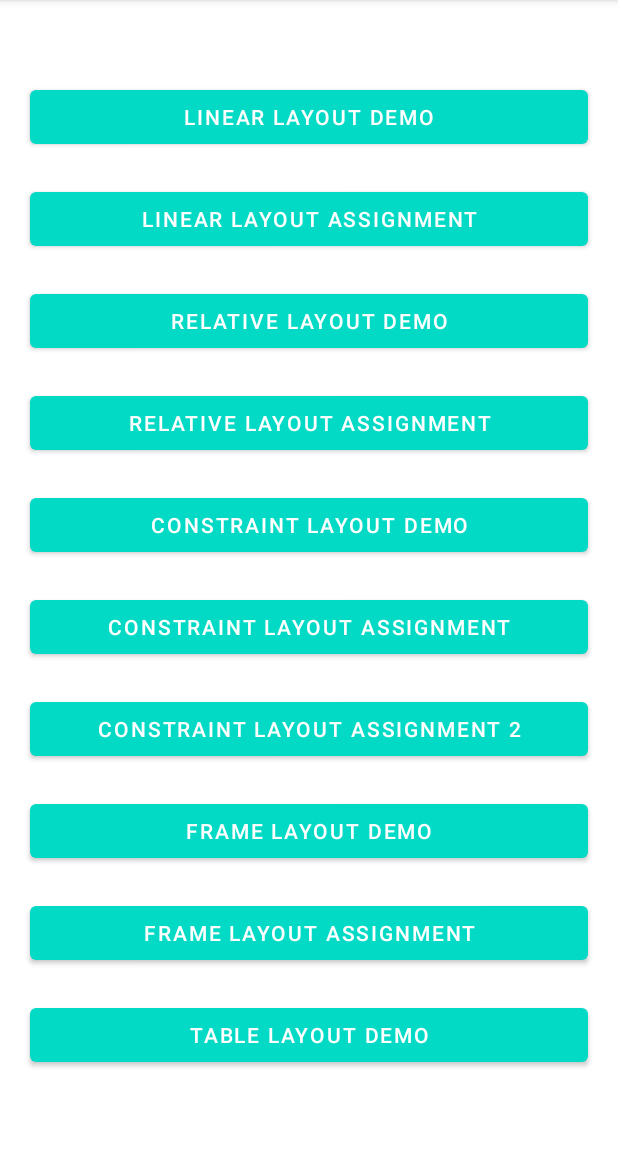
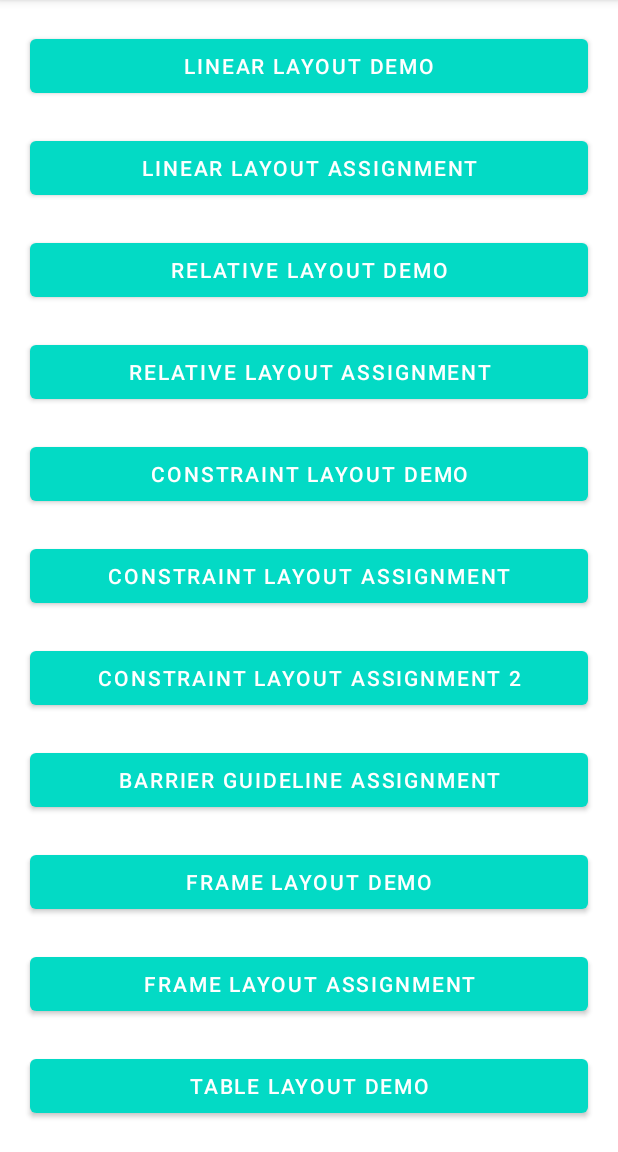
Before and after one commit to Avs-Pavan/AndroidLayoutsDemo, an Android app: the screen it shows after launch (MainActivity), on a phone screen of 412 x 824 dp, the part 84-1236 px from its top. Run offline under Robolectric (Android 15) with nearby library versions, the phone set to English and light mode, and no system bars.

Commit message:
Added barrier and guide line assignment

```diff
--- a/app/src/main/AndroidManifest.xml
+++ b/app/src/main/AndroidManifest.xml
@@ -13,6 +13,9 @@
         android:supportsRtl="true"
         android:theme="@style/Theme.AndroidLayouts"
         tools:targetApi="31">
+        <activity
+            android:name=".BarrierGuidelineAssignment"
+            android:exported="false" />
         <activity
             android:name=".TableLayout"
             android:exported="false" />
--- a/app/src/main/java/com/kevin/androidlayouts/MainActivity.kt
+++ b/app/src/main/java/com/kevin/androidlayouts/MainActivity.kt
@@ -67,6 +67,10 @@ class MainActivity : AppCompatActivity() {
             startActivity(intent)
         }
 
+        mainBinding.barrierAssignmentBtn.setOnClickListener {
+            val intent = Intent(this, BarrierGuidelineAssignment::class.java)
+            startActivity(intent)
+        }
 
     }
 }
--- a/app/src/main/res/layout/activity_main.xml
+++ b/app/src/main/res/layout/activity_main.xml
@@ -1,4 +1,9 @@
 <?xml version="1.0" encoding="utf-8"?>
+
+<ScrollView xmlns:android="http://schemas.android.com/apk/res/android"
+    android:layout_width="match_parent"
+    android:layout_height="match_parent">
+
     <LinearLayout xmlns:android="http://schemas.android.com/apk/res/android"
         android:layout_width="match_parent"
         android:layout_height="match_parent"
@@ -59,6 +64,13 @@
             android:text="Constraint layout assignment 2" />
 
         <Button
+            android:id="@+id/barrierAssignmentBtn"
+            android:layout_width="match_parent"
+            android:layout_height="wrap_content"
+            android:layout_margin="10dp"
+            android:text="Barrier Guideline assignment" />
+
+        <Button
             android:id="@+id/frameBtn"
             android:layout_width="match_parent"
             android:layout_height="wrap_content"
@@ -80,3 +92,5 @@
             android:text="Table layout demo" />
 
     </LinearLayout>
+
+</ScrollView>
```
Also changed, not shown: app/src/main/java/com/kevin/androidlayouts/BarrierGuidelineAssignment.kt (added, +11 -0 lines), app/src/main/res/layout/activity_barrier_guideline_assignment.xml (added, +57 -0 lines). Lines whose indentation alone changed are shown as unchanged.
